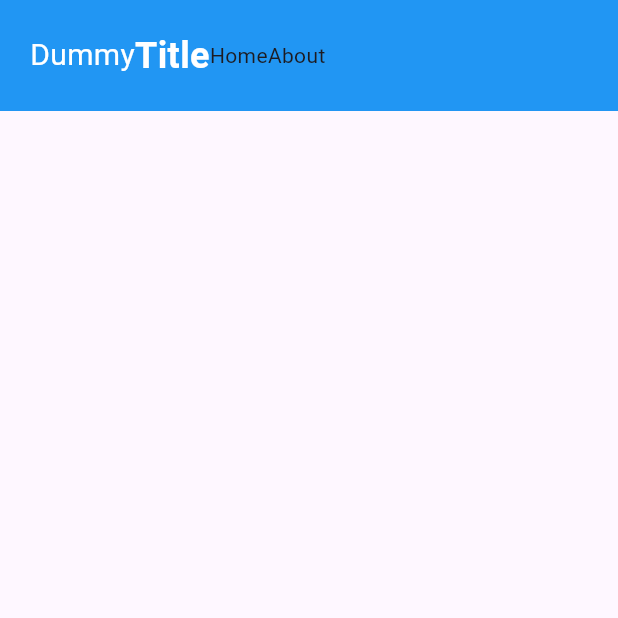
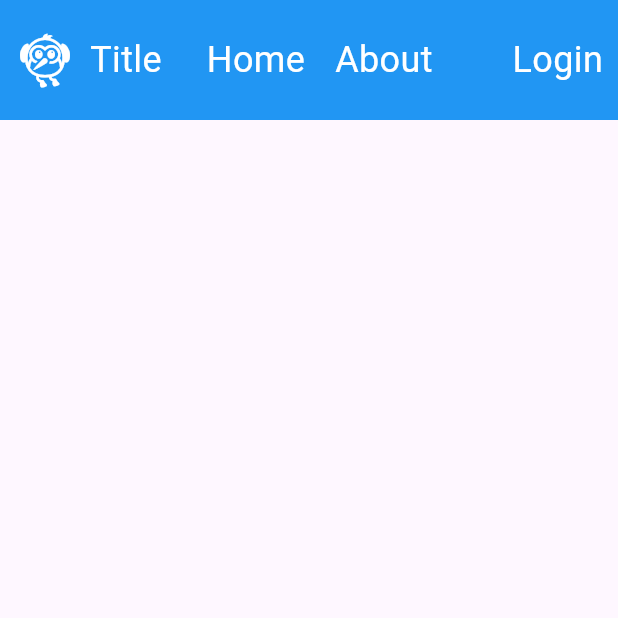
Before and after one commit to ZeyaKim/ygo_blog_client, a Flutter app: the screen it shows after launch, on a phone screen of 412 x 824 dp, the top half of it. Run offline on Flutter 3.47's test engine with Material 3 defaults, Android fonts, the phone set to English and light mode, and no system bars.

Commit message:
Update header widget layout and navigation

```diff
--- a/lib/views/widgets/header.dart
+++ b/lib/views/widgets/header.dart
@@ -6,32 +6,41 @@ class Header extends StatelessWidget {
   @override
   Widget build(BuildContext context) {
     return Container(
-      padding: const EdgeInsets.all(20), // 헤더의 패딩 설정
+      height: 80,
+      width: double.infinity,
+      alignment: Alignment.center,
+      padding: const EdgeInsets.all(10), // 헤더의 패딩 설정
       color: Colors.blue, // 헤더의 배경색 설정
-      child: Row( // 수평 배치를 위한 Row 위젯 사용
-        mainAxisAlignment: MainAxisAlignment.start, // 수평 방향으로 시작점에 배치
+      child: SizedBox(
+        width: 1000, // SizedBox의 최대 너비
+        child: Row(
+          mainAxisAlignment: MainAxisAlignment.spaceBetween, // 항목들을 양쪽 끝으로 정렬
           children: [
-          const Text('Dummy', style: TextStyle(fontSize: 20, color: Colors.white)), // Dummy 텍스트
-          const Text('Title', style: TextStyle(fontSize: 24, color: Colors.white, fontWeight: FontWeight.bold)), // 타이틀 텍스트
-          Row(
-  mainAxisAlignment: MainAxisAlignment.spaceAround, // 항목들 사이에 공간을 균등하게 배분
+            Row( // 중앙 네비게이션 항목
               children: [
+                const Icon(Icons.flutter_dash, size: 40, color: Colors.white), // Flutter Dash 아이콘
+                const SizedBox(width: 10), // 아이콘과 타이틀 사이의 간격
+                const Text('Title', style: TextStyle(fontSize: 24, color: Colors.white, fontWeight: FontWeight.normal)), // 타이틀 텍스트
+                const SizedBox(width: 30), // 항목 사이의 간격
                 InkWell(
                   onTap: () {
-        // 첫 번째 항목 클릭 시 동작
+                    // 'Home' 클릭 시 수행할 동작
                   },
-      child: const Text('Home'),
+                  child: const Text('Home', style: TextStyle(fontSize: 24, color: Colors.white, fontWeight: FontWeight.normal)), // Home 텍스트
                 ),
+                const SizedBox(width: 20), // 항목 사이의 간격
                 InkWell(
                   onTap: () {
-        // 두 번째 항목 클릭 시 동작
+                    // 'About' 클릭 시 수행할 동작
                   },
-      child: const Text('About'),
+                  child: const Text('About', style: TextStyle(fontSize: 24, color: Colors.white, fontWeight: FontWeight.normal)), // About 텍스트
                 ),
-    // 여기에 더 많은 항목 추가
+                // 여기에 더 많은 네비게이션 항목 추가 가능
               ],
-)
+            ),
+            const Text('Login', style: TextStyle(fontSize: 24, color: Colors.white, fontWeight: FontWeight.normal)), // 오른쪽 끝의 로그인 텍스트
           ],
+        ),
       ),
     );
   }
```
Lines whose indentation alone changed are shown as unchanged.
